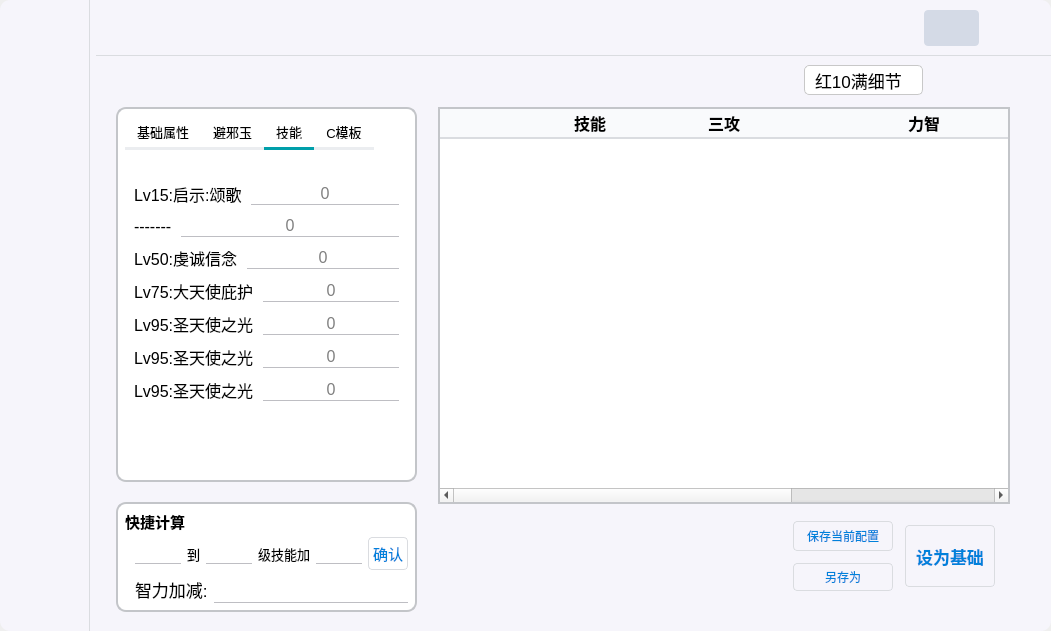
Old version of the form QtUI/UI.ui in the repository Vixiu/count_buff.
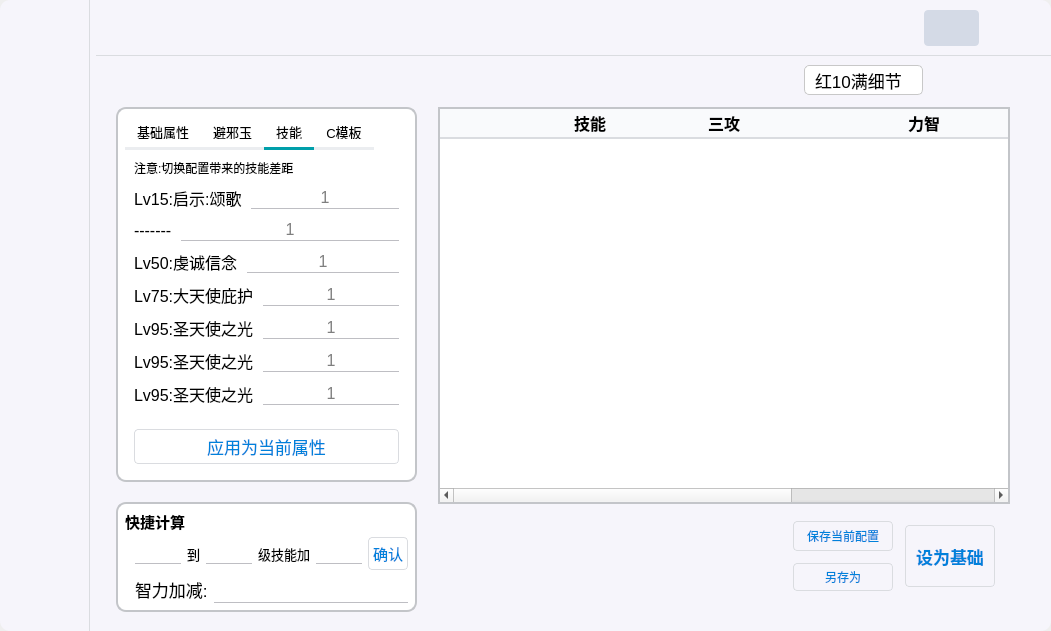
New version of the form. The open tabs and pages were chosen to show the change. Icons and pictures are not drawn.

```diff
--- a/QtUI/UI.ui
+++ b/QtUI/UI.ui
@@ -1842,7 +1842,7 @@
                      <item>
                       <widget class="QLabel" name="label_38">
                        <property name="text">
-                        <string/>
+                        <string>注意:切换配置带来的技能差距</string>
                        </property>
                        <property name="wordWrap">
                         <bool>true</bool>
@@ -1883,7 +1883,7 @@
                           <set>Qt::AlignCenter</set>
                          </property>
                          <property name="placeholderText">
-                          <string>0</string>
+                          <string>1</string>
                          </property>
                         </widget>
                        </item>
@@ -1914,7 +1914,7 @@
                           <set>Qt::AlignCenter</set>
                          </property>
                          <property name="placeholderText">
-                          <string>0</string>
+                          <string>1</string>
                          </property>
                         </widget>
                        </item>
@@ -1956,7 +1956,7 @@
                           <set>Qt::AlignCenter</set>
                          </property>
                          <property name="placeholderText">
-                          <string>0</string>
+                          <string>1</string>
                          </property>
                         </widget>
                        </item>
@@ -1990,7 +1990,7 @@
                           <set>Qt::AlignCenter</set>
                          </property>
                          <property name="placeholderText">
-                          <string>0</string>
+                          <string>1</string>
                          </property>
                         </widget>
                        </item>
@@ -2024,7 +2024,7 @@
                           <set>Qt::AlignCenter</set>
                          </property>
                          <property name="placeholderText">
-                          <string>0</string>
+                          <string>1</string>
                          </property>
                         </widget>
                        </item>
@@ -2058,7 +2058,7 @@
                           <set>Qt::AlignCenter</set>
                          </property>
                          <property name="placeholderText">
-                          <string>0</string>
+                          <string>1</string>
                          </property>
                         </widget>
                        </item>
@@ -2092,7 +2092,7 @@
                           <set>Qt::AlignCenter</set>
                          </property>
                          <property name="placeholderText">
-                          <string>0</string>
+                          <string>1</string>
                          </property>
                         </widget>
                        </item>
@@ -2111,6 +2111,30 @@
                        </property>
                       </spacer>
                      </item>
+                     <item>
+                      <widget class="QPushButton" name="button_skill">
+                       <property name="sizePolicy">
+                        <sizepolicy hsizetype="Minimum" vsizetype="Minimum">
+                         <horstretch>0</horstretch>
+                         <verstretch>0</verstretch>
+                        </sizepolicy>
+                       </property>
+                       <property name="maximumSize">
+                        <size>
+                         <width>16777215</width>
+                         <height>16777215</height>
+                        </size>
+                       </property>
+                       <property name="font">
+                        <font>
+                         <pointsize>13</pointsize>
+                        </font>
+                       </property>
+                       <property name="text">
+                        <string>应用为当前属性</string>
+                       </property>
+                      </widget>
+                     </item>
                     </layout>
                    </widget>
                    <widget class="QWidget" name="tab_2">
```
